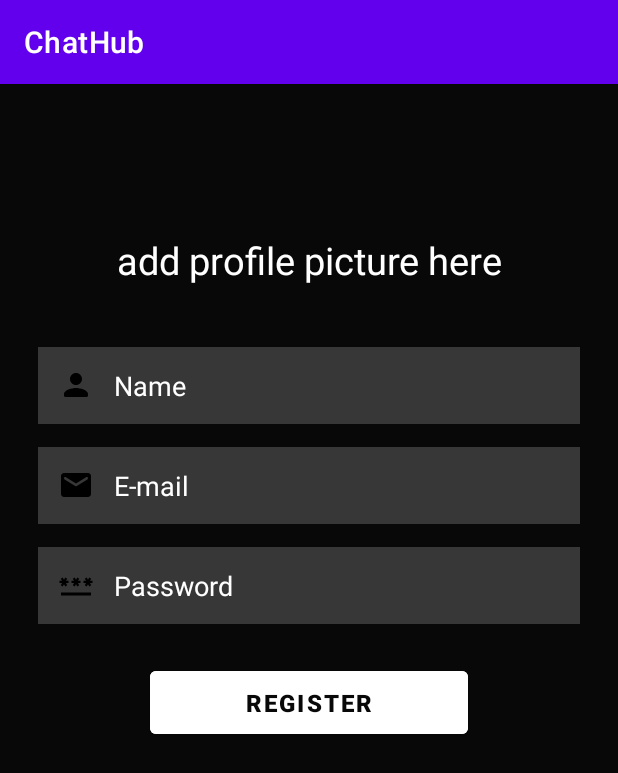
After one commit to KefVaza/ChatHub, an Android app: the Register screen opened directly, with no data from a screen before it, on a phone screen of 412 x 824 dp. The commit adds this screen. Shown: the top 773 px of the screen. Run offline under Robolectric (Android 15) with nearby library versions, the phone set to English and light mode, and no system bars.

Commit message:
first activity, register activity, login activity designed by kaif vaza

```diff
--- a/app/build.gradle
+++ b/app/build.gradle
@@ -41,4 +41,5 @@ dependencies {
     testImplementation 'junit:junit:4.13.2'
     androidTestImplementation 'androidx.test.ext:junit:1.1.5'
     androidTestImplementation 'androidx.test.espresso:espresso-core:3.5.1'
+    implementation 'com.github.dhaval2404:imagepicker:2.1'
 }
--- /dev/null
+++ b/app/src/main/java/com/red45/chathub/Register.kt
@@ -0,0 +1,11 @@
+package com.red45.chathub
+
+import androidx.appcompat.app.AppCompatActivity
+import android.os.Bundle
+
+class Register : AppCompatActivity() {
+    override fun onCreate(savedInstanceState: Bundle?) {
+        super.onCreate(savedInstanceState)
+        setContentView(R.layout.activity_register)
+    }
+}
--- /dev/null
+++ b/app/src/main/res/drawable/email_icon.xml
@@ -0,0 +1,5 @@
+<vector android:height="24dp" android:tint="#000000"
+    android:viewportHeight="24" android:viewportWidth="24"
+    android:width="24dp" xmlns:android="http://schemas.android.com/apk/res/android">
+    <path android:fillColor="@android:color/white" android:pathData="M20,4L4,4c-1.1,0 -1.99,0.9 -1.99,2L2,18c0,1.1 0.9,2 2,2h16c1.1,0 2,-0.9 2,-2L22,6c0,-1.1 -0.9,-2 -2,-2zM19.6,8.25l-7.07,4.42c-0.32,0.2 -0.74,0.2 -1.06,0L4.4,8.25c-0.25,-0.16 -0.4,-0.43 -0.4,-0.72 0,-0.67 0.73,-1.07 1.3,-0.72L12,11l6.7,-4.19c0.57,-0.35 1.3,0.05 1.3,0.72 0,0.29 -0.15,0.56 -0.4,0.72z"/>
+</vector>
--- /dev/null
+++ b/app/src/main/res/drawable/pass_icon.xml
@@ -0,0 +1,5 @@
+<vector android:height="24dp" android:tint="#000000"
+    android:viewportHeight="24" android:viewportWidth="24"
+    android:width="24dp" xmlns:android="http://schemas.android.com/apk/res/android">
+    <path android:fillColor="@android:color/white" android:pathData="M2,17h20v2H2V17zM3.15,12.95L4,11.47l0.85,1.48l1.3,-0.75L5.3,10.72H7v-1.5H5.3l0.85,-1.47L4.85,7L4,8.47L3.15,7l-1.3,0.75L2.7,9.22H1v1.5h1.7L1.85,12.2L3.15,12.95zM9.85,12.2l1.3,0.75L12,11.47l0.85,1.48l1.3,-0.75l-0.85,-1.48H15v-1.5h-1.7l0.85,-1.47L12.85,7L12,8.47L11.15,7l-1.3,0.75l0.85,1.47H9v1.5h1.7L9.85,12.2zM23,9.22h-1.7l0.85,-1.47L20.85,7L20,8.47L19.15,7l-1.3,0.75l0.85,1.47H17v1.5h1.7l-0.85,1.48l1.3,0.75L20,11.47l0.85,1.48l1.3,-0.75l-0.85,-1.48H23V9.22z"/>
+</vector>
--- /dev/null
+++ b/app/src/main/res/drawable/user_icon.xml
@@ -0,0 +1,5 @@
+<vector android:height="24dp" android:tint="#000000"
+    android:viewportHeight="24" android:viewportWidth="24"
+    android:width="24dp" xmlns:android="http://schemas.android.com/apk/res/android">
+    <path android:fillColor="@android:color/white" android:pathData="M12,12c2.21,0 4,-1.79 4,-4s-1.79,-4 -4,-4 -4,1.79 -4,4 1.79,4 4,4zM12,14c-2.67,0 -8,1.34 -8,4v1c0,0.55 0.45,1 1,1h14c0.55,0 1,-0.45 1,-1v-1c0,-2.66 -5.33,-4 -8,-4z"/>
+</vector>
--- /dev/null
+++ b/app/src/main/res/layout/activity_register.xml
@@ -0,0 +1,90 @@
+<?xml version="1.0" encoding="utf-8"?>
+<LinearLayout xmlns:android="http://schemas.android.com/apk/res/android"
+    xmlns:app="http://schemas.android.com/apk/res-auto"
+    xmlns:tools="http://schemas.android.com/tools"
+    android:layout_width="match_parent"
+    android:layout_height="match_parent"
+    tools:context=".Register"
+    android:orientation="vertical"
+    android:background="#080808">
+
+    <TextView
+        android:layout_width="match_parent"
+        android:layout_height="wrap_content"
+        android:textSize="25sp"
+        android:text="add profile picture here"
+        android:textColor="@color/white"
+        android:gravity="center"
+        android:layout_marginTop="100dp"/>
+
+    <LinearLayout
+        android:layout_width="match_parent"
+        android:layout_height="wrap_content"
+        android:orientation="vertical"
+        android:layout_marginTop="25dp">
+
+        <EditText
+            android:id="@+id/etRegName"
+            android:layout_width="match_parent"
+            android:layout_height="wrap_content"
+            android:background="#30ffffff"
+            android:hint="@string/name"
+            android:textColor="@color/white"
+            android:textColorHint="@color/white"
+            android:padding="13dp"
+            android:drawableStart="@drawable/user_icon"
+            android:drawablePadding="13dp"
+            android:inputType="textPersonName"
+            android:layout_marginStart="25dp"
+            android:layout_marginEnd="25dp"
+            android:layout_marginTop="15dp"/>
+
+        <EditText
+            android:id="@+id/etRegEmail"
+            android:layout_width="match_parent"
+            android:layout_height="wrap_content"
+            android:background="#30ffffff"
+            android:hint="@string/email"
+            android:textColor="@color/white"
+            android:textColorHint="@color/white"
+            android:padding="13dp"
+            android:drawableStart="@drawable/email_icon"
+            android:drawablePadding="13dp"
+            android:inputType="textEmailAddress"
+            android:layout_marginStart="25dp"
+            android:layout_marginEnd="25dp"
+            android:layout_marginTop="15dp"/>
+
+        <EditText
+            android:id="@+id/etRegPass"
+            android:layout_width="match_parent"
+            android:layout_height="wrap_content"
+            android:background="#30ffffff"
+            android:hint="@string/password"
+            android:textColor="@color/white"
+            android:textColorHint="@color/white"
+            android:padding="13dp"
+            android:drawableStart="@drawable/pass_icon"
+            android:drawablePadding="13dp"
+            android:inputType="textPassword"
+            android:layout_marginStart="25dp"
+            android:layout_marginEnd="25dp"
+            android:layout_marginTop="15dp"/>
+
+        <Button
+            android:id="@+id/regBtn"
+            android:layout_width="match_parent"
+            android:layout_height="wrap_content"
+            android:backgroundTint="@color/white"
+            android:text="@string/register"
+            android:textColor="#080808"
+            android:textStyle="bold"
+            android:textSize="16sp"
+            android:padding="10dp"
+            android:layout_marginStart="100dp"
+            android:layout_marginEnd="100dp"
+            android:layout_marginTop="25dp"/>
+
+    </LinearLayout>
+
+</LinearLayout>
--- a/app/src/main/res/values/strings.xml
+++ b/app/src/main/res/values/strings.xml
@@ -1,3 +1,11 @@
 <resources>
     <string name="app_name">ChatHub</string>
+    <string name="welcome">Welcome to ChatHub</string>
+    <string name="login">Login</string>
+    <string name="register">Register</string>
+    <string name="underscore">___________________________________________________________</string>
+    <string name="help">Help</string>
+    <string name="name">Name</string>
+    <string name="email">E-mail</string>
+    <string name="password">Password</string>
 </resources>
```
Also changed, not shown: app/src/main/AndroidManifest.xml (+21 -0 lines), app/src/main/java/com/red45/chathub/First.kt (added, +11 -0 lines), app/src/main/java/com/red45/chathub/Login.kt (added, +11 -0 lines), app/src/main/res/layout/activity_first.xml (added, +89 -0 lines), app/src/main/res/layout/activity_login.xml (added, +78 -0 lines), app/src/main/res/layout/activity_main.xml (+0 -59 lines), app/src/main/res/drawable/chat_hub_logo.png (added), build.gradle (line endings or trailing spaces).
